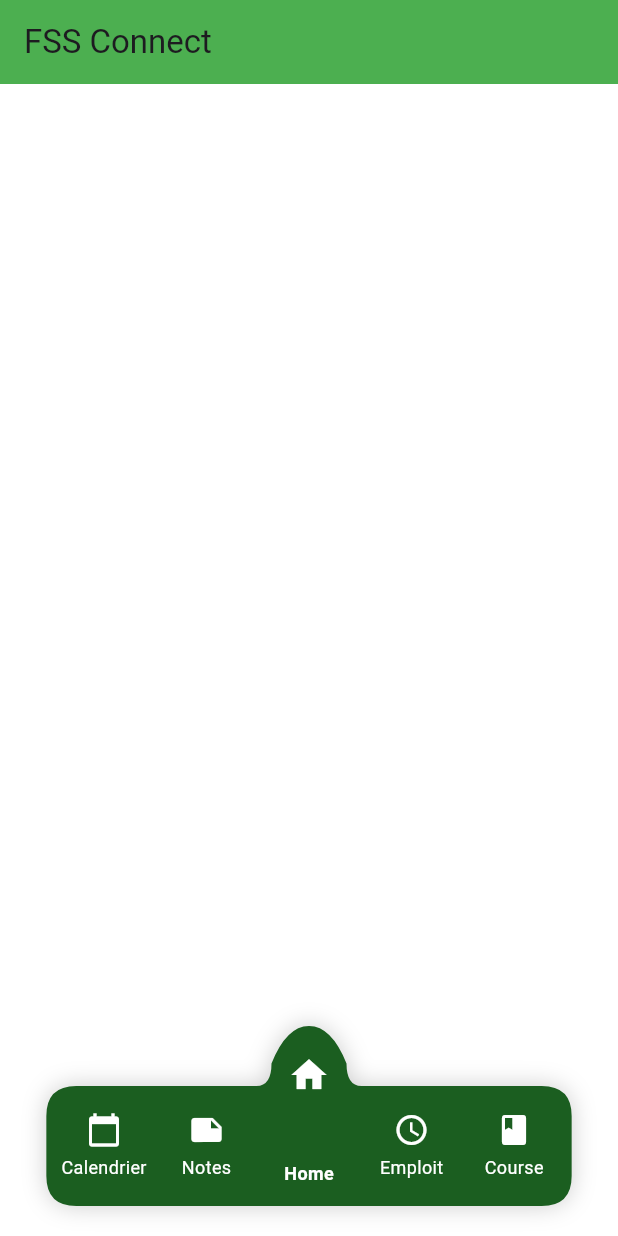
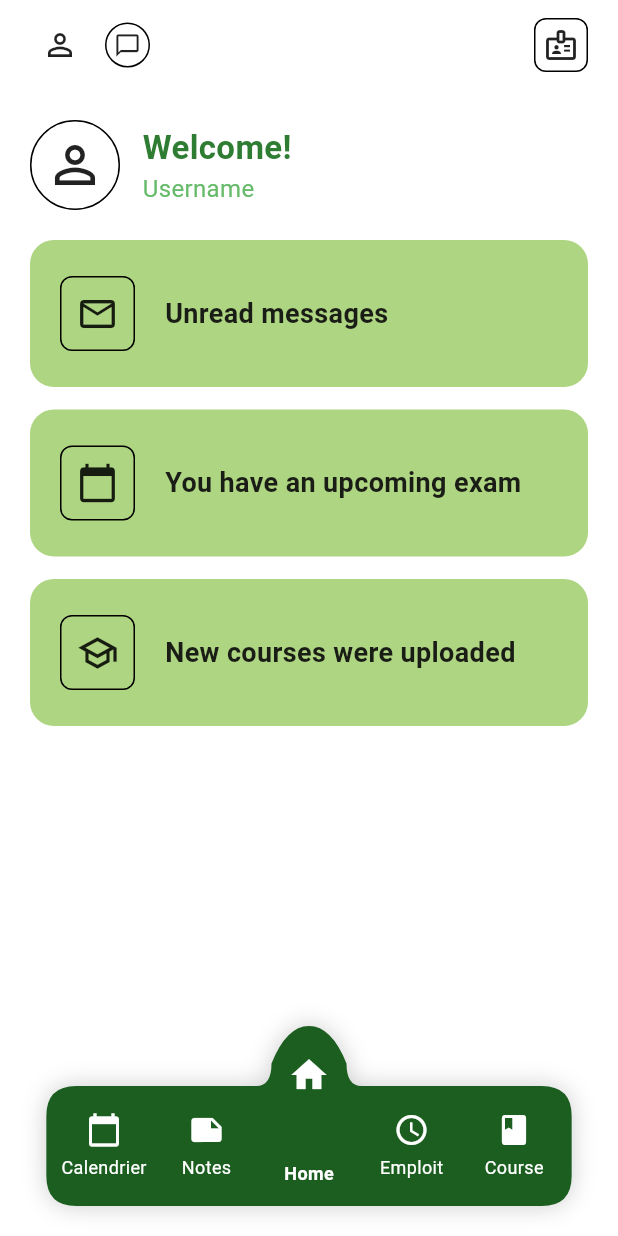
Before and after one commit to Ahmed-Krid/FSSconnect, a Flutter app: the screen it shows after launch, on a phone screen of 412 x 824 dp. Run offline on Flutter 3.47's test engine with Material 3 defaults, Android fonts, the phone set to English and light mode, and no system bars.

```diff
--- a/front_end/lib/main.dart
+++ b/front_end/lib/main.dart
@@ -1,72 +1,32 @@
 import 'package:flutter/material.dart';
-import 'widgets/navigation_bar.dart';
-
+import 'package:flutter/services.dart';
+import 'package:front_end/screens/etudiant/home_page.dart';
 void main() {
+  SystemChrome.setSystemUIOverlayStyle(
+    const SystemUiOverlayStyle(
+      statusBarColor: Colors.transparent,
+      statusBarIconBrightness: Brightness.dark,
+    ),
+  );
   runApp(const MyApp());
 }
 
 class MyApp extends StatelessWidget {
-  const MyApp({Key? key}) : super(key: key);
+  const MyApp({super.key});
 
   @override
   Widget build(BuildContext context) {
     return MaterialApp(
-      title: 'FSS Connect',
+      debugShowCheckedModeBanner: false,
+      title: 'FSSconnect',
       theme: ThemeData(
-        primaryColor: const Color(0xFF4CAF50),
-        primarySwatch: Colors.green,
-        scaffoldBackgroundColor: Colors.white,
+        colorScheme: ColorScheme.fromSeed(
+          seedColor: const Color(0xFF8BC34A),
+          primary: const Color(0xFF8BC34A),
+        ),
+        useMaterial3: true,
       ),
-      home: const HomePage(),
+      home: const HomeScreen(),
     );
   }
 }
-
-class HomePage extends StatefulWidget {
-  const HomePage({Key? key}) : super(key: key);
-
-  @override
-  State<HomePage> createState() => _HomePageState();
-}
-
-class _HomePageState extends State<HomePage> {
-  int _selectedIndex = 2; // Start with Home selected
-
-  void _onItemTapped(int index) {
-    setState(() {
-      _selectedIndex = index;
-    });
-  }
-
-  Widget _buildPage(int index) {
-    switch (index) {
-      case 0:
-        return const Center(child: Text('Calendrier'));
-      case 1:
-        return const Center(child: Text('Fiche des notes'));
-      case 2:
-        return const Center(child: Text('Home'));
-      case 3:
-        return const Center(child: Text('Emploi du temps'));
-      case 4:
-        return const Center(child: Text('Cours'));
-      default:
-        return const Center(child: Text('Page not found'));
-    }
-  }
-
-  @override
-  Widget build(BuildContext context) {
-    return Scaffold(
-      appBar: AppBar(
-        title: const Text('FSS Connect'),
-        backgroundColor: Theme.of(context).primaryColor,
-      ),
-      body: _buildPage(_selectedIndex),
-      bottomNavigationBar: CustomNavigationBar(
-        selectedIndex: _selectedIndex,
-        onItemSelected: _onItemTapped,
-      ),
-    );
-  }
-}
--- a/front_end/lib/screens/etudiant/home_page.dart
+++ b/front_end/lib/screens/etudiant/home_page.dart
@@ -1,18 +1,32 @@
 import 'package:flutter/material.dart';
 import 'package:front_end/widgets/navigation_bar.dart';
+import'package:front_end/widgets/top_navigation_bar.dart';
+class HomeScreen extends StatefulWidget {
+  const HomeScreen({super.key});
 
-class HomeScreen extends StatelessWidget {
-  const HomeScreen({super.key});
-  final int _currentIndex = 1;
+  @override
+  State<HomeScreen> createState() => _HomeScreenState();
+}
+
+class _HomeScreenState extends State<HomeScreen> {
+  int _selectedIndex = 2; // Default to home tab
+
+  void _onItemSelected(int index) {
+    setState(() {
+      _selectedIndex = index;
+    });
+  }
 
   @override
   Widget build(BuildContext context) {
     return Scaffold(
       backgroundColor: Colors.white,
-      body: SafeArea(
+      body: Stack(
+        children: [
+          SafeArea(
             child: Column(
               children: [
-            _buildHeader(),
+                const TopNavigationBar(),
                 Expanded(
                   child: Padding(
                     padding: const EdgeInsets.symmetric(horizontal: 20.0),
@@ -25,44 +39,19 @@ class HomeScreen extends StatelessWidget {
                         Expanded(
                           child: _buildNotificationsSection(),
                         ),
+                        // Add extra space at the bottom for the navigation bar
+                        const SizedBox(height: 100),
                       ],
                     ),
                   ),
                 ),
-            const CustomNavigationBar(selectedIndex: 1),
               ],
             ),
           ),
-    );
-  }
-
-  Widget _buildHeader() {
-    return Padding(
-      padding: const EdgeInsets.symmetric(horizontal: 20.0, vertical: 10.0),
-      child: Row(
-        mainAxisAlignment: MainAxisAlignment.spaceBetween,
-        children: [
-          Row(
-            children: [
-              const Icon(Icons.person_outline, size: 24),
-              const SizedBox(width: 10),
-              Container(
-                padding: const EdgeInsets.all(5),
-                decoration: BoxDecoration(
-                  shape: BoxShape.circle,
-                  border: Border.all(color: Colors.black, width: 1),
-                ),
-                child: const Icon(Icons.chat_bubble_outline, size: 18),
-              ),
-            ],
-          ),
-          Container(
-            padding: const EdgeInsets.all(5),
-            decoration: BoxDecoration(
-              border: Border.all(color: Colors.black, width: 1),
-              borderRadius: BorderRadius.circular(8),
-            ),
-            child: const Icon(Icons.badge_outlined, size: 24),
+          // Position the custom navigation bar at the bottom
+          CustomNavigationBar(
+            selectedIndex: _selectedIndex,
+            onItemSelected: _onItemSelected,
           ),
         ],
       ),
@@ -146,7 +135,7 @@ class HomeScreen extends StatelessWidget {
       borderRadius: BorderRadius.circular(16),
       child: Container(
         width: double.infinity,
-        padding: const EdgeInsets.symmetric(horizontal: 20, vertical: 16),
+        padding: const EdgeInsets.symmetric(horizontal: 20, vertical: 24), // Made bigger
         decoration: BoxDecoration(
           color: const Color(0xFFAED581),
           borderRadius: BorderRadius.circular(16),
@@ -154,19 +143,19 @@ class HomeScreen extends StatelessWidget {
         child: Row(
           children: [
             Container(
-              padding: const EdgeInsets.all(8),
+              padding: const EdgeInsets.all(10), // Made bigger
               decoration: BoxDecoration(
                 border: Border.all(color: Colors.black, width: 1),
                 borderRadius: BorderRadius.circular(8),
               ),
-              child: Icon(icon, size: 24),
+              child: Icon(icon, size: 28), // Made bigger
             ),
-            const SizedBox(width: 15),
+            const SizedBox(width: 20), // More spacing
             Expanded(
               child: Text(
                 title,
                 style: const TextStyle(
-                  fontSize: 16,
+                  fontSize: 18, // Made bigger
                   fontWeight: FontWeight.bold,
                 ),
               ),
```
Also changed, not shown: front_end/lib/widgets/top_navigation_bar.dart (added, +209 -0 lines). Lines whose indentation alone changed are shown as unchanged.
